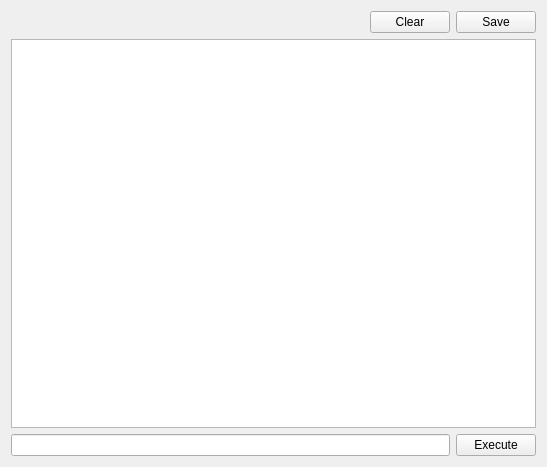
Old version of the form Source/ZEDEditor/ZEDConsole/ZEDConsoleWidget.ui in the repository orcun-gokbulut/ze.
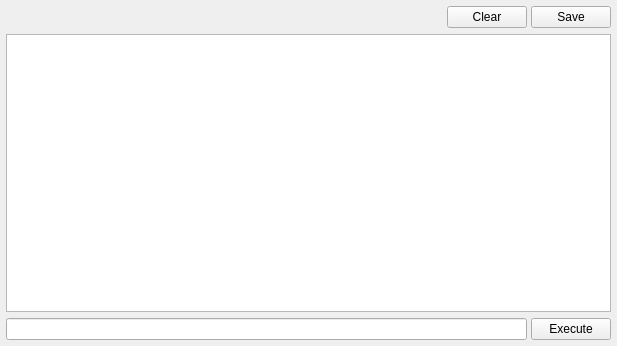
New version of the form.

Commit message: FIX: Many parser bugs and problems in ZEDConsole have been fixed.

Patch:
```diff
--- a/Source/ZEDEditor/ZEDConsole/ZEDConsoleWidget.ui
+++ b/Source/ZEDEditor/ZEDConsole/ZEDConsoleWidget.ui
@@ -6,16 +6,34 @@
    <rect>
     <x>0</x>
     <y>0</y>
-    <width>547</width>
-    <height>467</height>
+    <width>617</width>
+    <height>346</height>
    </rect>
   </property>
   <property name="windowTitle">
    <string>Console</string>
   </property>
   <layout class="QVBoxLayout" name="verticalLayout">
+   <property name="spacing">
+    <number>6</number>
+   </property>
+   <property name="leftMargin">
+    <number>6</number>
+   </property>
+   <property name="topMargin">
+    <number>6</number>
+   </property>
+   <property name="rightMargin">
+    <number>6</number>
+   </property>
+   <property name="bottomMargin">
+    <number>6</number>
+   </property>
    <item>
     <layout class="QHBoxLayout" name="horizontalLayout_2">
+     <property name="spacing">
+      <number>4</number>
+     </property>
      <item>
       <spacer name="horizontalSpacer">
        <property name="orientation">
@@ -54,6 +72,9 @@
    </item>
    <item>
     <layout class="QHBoxLayout" name="horizontalLayout">
+     <property name="spacing">
+      <number>4</number>
+     </property>
      <item>
       <widget class="QLineEdit" name="txtCommand"/>
      </item>
```
The commit also changes 8 other files.
